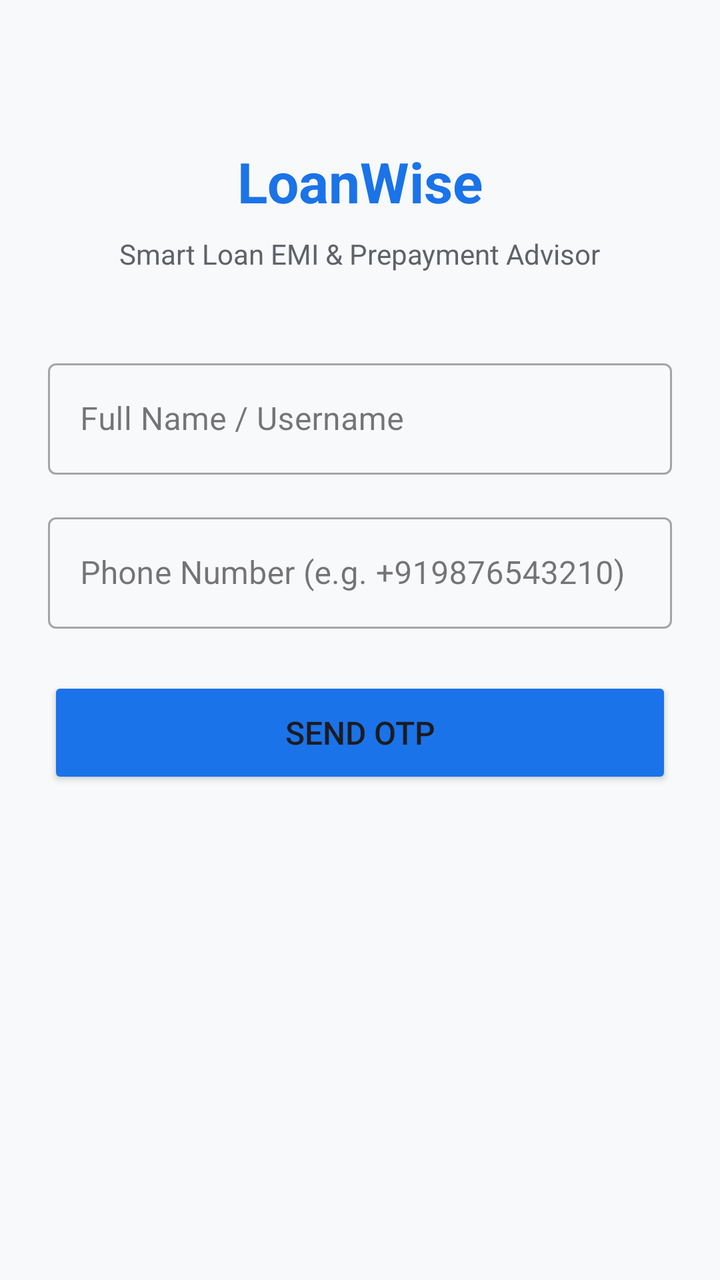
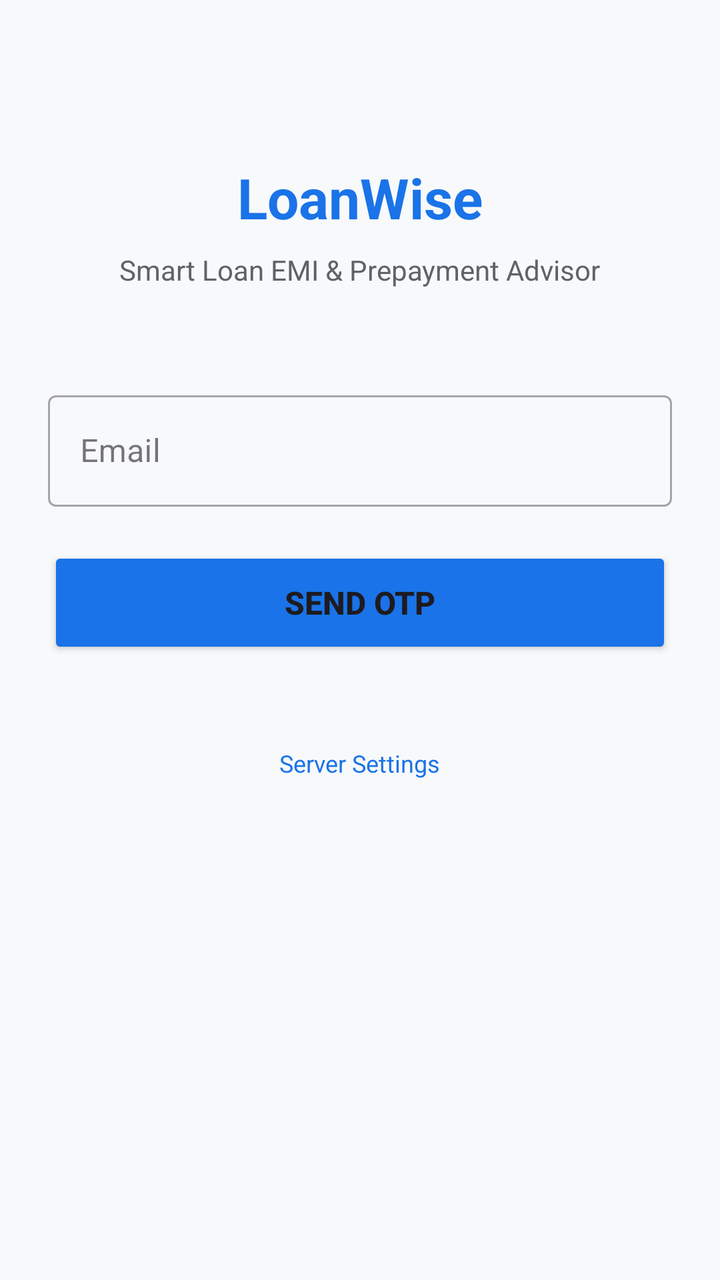

Screens rendered from an Android XML layout before and after an edit, with the pre-edit source and the edit as a unified diff.
<!-- AndroidManifest.xml: application theme Theme.LoanWise -->
<!-- res/layout/activity_login.xml -->
<?xml version="1.0" encoding="utf-8"?>

<ScrollView xmlns:android="http://schemas.android.com/apk/res/android"
    xmlns:app="http://schemas.android.com/apk/res-auto"
    android:layout_width="match_parent"
    android:layout_height="match_parent"
    android:fillViewport="true"
    android:background="#F8F9FA">

    <androidx.constraintlayout.widget.ConstraintLayout
        android:layout_width="match_parent"
        android:layout_height="wrap_content"
        android:padding="24dp">

        <TextView
            android:id="@+id/tvTitle"
            android:layout_width="wrap_content"
            android:layout_height="wrap_content"
            android:text="LoanWise"
            android:textSize="28sp"
            android:textStyle="bold"
            android:textColor="#1A73E8"
            android:layout_marginTop="48dp"
            app:layout_constraintTop_toTopOf="parent"
            app:layout_constraintStart_toStartOf="parent"
            app:layout_constraintEnd_toEndOf="parent" />

        <TextView
            android:id="@+id/tvSubtitle"
            android:layout_width="wrap_content"
            android:layout_height="wrap_content"
            android:text="Smart Loan EMI &amp; Prepayment Advisor"
            android:textSize="14sp"
            android:textColor="#5F6368"
            android:layout_marginTop="8dp"
            app:layout_constraintTop_toBottomOf="@id/tvTitle"
            app:layout_constraintStart_toStartOf="parent"
            app:layout_constraintEnd_toEndOf="parent" />

        <com.google.android.material.textfield.TextInputLayout
            android:id="@+id/tilUsername"
            style="@style/Widget.MaterialComponents.TextInputLayout.OutlinedBox"
            android:layout_width="0dp"
            android:layout_height="wrap_content"
            android:layout_marginTop="40dp"
            android:hint="Full Name / Username"
            app:layout_constraintTop_toBottomOf="@id/tvSubtitle"
            app:layout_constraintStart_toStartOf="parent"
            app:layout_constraintEnd_toEndOf="parent">

            <com.google.android.material.textfield.TextInputEditText
                android:id="@+id/etUsername"
                android:layout_width="match_parent"
                android:layout_height="wrap_content"
                android:inputType="textPersonName"
                android:maxLines="1" />
        </com.google.android.material.textfield.TextInputLayout>

        <com.google.android.material.textfield.TextInputLayout
            android:id="@+id/tilPhone"
            style="@style/Widget.MaterialComponents.TextInputLayout.OutlinedBox"
            android:layout_width="0dp"
            android:layout_height="wrap_content"
            android:layout_marginTop="16dp"
            android:hint="Phone Number (e.g. +919876543210)"
            app:layout_constraintTop_toBottomOf="@id/tilUsername"
            app:layout_constraintStart_toStartOf="parent"
            app:layout_constraintEnd_toEndOf="parent">

            <com.google.android.material.textfield.TextInputEditText
                android:id="@+id/etPhone"
                android:layout_width="match_parent"
                android:layout_height="wrap_content"
                android:inputType="phone"
                android:maxLines="1" />
        </com.google.android.material.textfield.TextInputLayout>

        <Button
            android:id="@+id/btnSendOtp"
            android:layout_width="0dp"
            android:layout_height="56dp"
            android:text="Send OTP"
            android:textSize="16sp"
            android:backgroundTint="#1A73E8"
            android:layout_marginTop="24dp"
            app:cornerRadius="8dp"
            app:layout_constraintTop_toBottomOf="@id/tilPhone"
            app:layout_constraintStart_toStartOf="parent"
            app:layout_constraintEnd_toEndOf="parent" />

        <com.google.android.material.textfield.TextInputLayout
            android:id="@+id/tilOtp"
            style="@style/Widget.MaterialComponents.TextInputLayout.OutlinedBox"
            android:layout_width="0dp"
            android:layout_height="wrap_content"
            android:layout_marginTop="24dp"
            android:hint="Enter 6-digit OTP"
            android:visibility="gone"
            app:layout_constraintTop_toBottomOf="@id/btnSendOtp"
            app:layout_constraintStart_toStartOf="parent"
            app:layout_constraintEnd_toEndOf="parent">

            <com.google.android.material.textfield.TextInputEditText
                android:id="@+id/etOtp"
                android:layout_width="match_parent"
                android:layout_height="wrap_content"
                android:inputType="number"
                android:maxLength="6"
                android:maxLines="1" />
        </com.google.android.material.textfield.TextInputLayout>

        <Button
            android:id="@+id/btnVerifyOtp"
            android:layout_width="0dp"
            android:layout_height="56dp"
            android:text="Verify &amp; Login"
            android:textSize="16sp"
            android:backgroundTint="#1A73E8"
            android:layout_marginTop="16dp"
            android:visibility="gone"
            app:cornerRadius="8dp"
            app:layout_constraintTop_toBottomOf="@id/tilOtp"
            app:layout_constraintStart_toStartOf="parent"
            app:layout_constraintEnd_toEndOf="parent" />

        <ProgressBar
            android:id="@+id/progressBar"
            android:layout_width="wrap_content"
            android:layout_height="wrap_content"
            android:visibility="gone"
            android:layout_marginTop="16dp"
            app:layout_constraintTop_toBottomOf="@id/btnVerifyOtp"
            app:layout_constraintStart_toStartOf="parent"
            app:layout_constraintEnd_toEndOf="parent" />

    </androidx.constraintlayout.widget.ConstraintLayout>
</ScrollView>
<!-- resources referenced by this layout -->
<resources>
  <style name="Theme.LoanWise" parent="Base.Theme.LoanWise" />
  <style name="Base.Theme.LoanWise" parent="Theme.Material3.DayNight.NoActionBar">
          
          
      </style>
</resources>

<!-- the commit's change to res/layout/activity_login.xml (unified diff, before → after) -->
@@ -1,5 +1,4 @@
 <?xml version="1.0" encoding="utf-8"?>
-
 <ScrollView xmlns:android="http://schemas.android.com/apk/res/android"
     xmlns:app="http://schemas.android.com/apk/res-auto"
     android:layout_width="match_parent"
@@ -20,7 +19,7 @@
             android:textSize="28sp"
             android:textStyle="bold"
             android:textColor="#1A73E8"
-            android:layout_marginTop="48dp"
+            android:layout_marginTop="56dp"
             app:layout_constraintTop_toTopOf="parent"
             app:layout_constraintStart_toStartOf="parent"
             app:layout_constraintEnd_toEndOf="parent" />
@@ -38,40 +37,22 @@
             app:layout_constraintEnd_toEndOf="parent" />
 
         <com.google.android.material.textfield.TextInputLayout
-            android:id="@+id/tilUsername"
+            android:id="@+id/tilEmail"
             style="@style/Widget.MaterialComponents.TextInputLayout.OutlinedBox"
             android:layout_width="0dp"
             android:layout_height="wrap_content"
-            android:layout_marginTop="40dp"
-            android:hint="Full Name / Username"
+            android:layout_marginTop="48dp"
+            android:hint="Email"
             app:layout_constraintTop_toBottomOf="@id/tvSubtitle"
             app:layout_constraintStart_toStartOf="parent"
             app:layout_constraintEnd_toEndOf="parent">
 
             <com.google.android.material.textfield.TextInputEditText
-                android:id="@+id/etUsername"
+                android:id="@+id/etEmail"
                 android:layout_width="match_parent"
                 android:layout_height="wrap_content"
-                android:inputType="textPersonName"
-                android:maxLines="1" />
-        </com.google.android.material.textfield.TextInputLayout>
-
-        <com.google.android.material.textfield.TextInputLayout
-            android:id="@+id/tilPhone"
-            style="@style/Widget.MaterialComponents.TextInputLayout.OutlinedBox"
-            android:layout_width="0dp"
-            android:layout_height="wrap_content"
-            android:layout_marginTop="16dp"
-            android:hint="Phone Number (e.g. +919876543210)"
-            app:layout_constraintTop_toBottomOf="@id/tilUsername"
-            app:layout_constraintStart_toStartOf="parent"
-            app:layout_constraintEnd_toEndOf="parent">
-
-            <com.google.android.material.textfield.TextInputEditText
-                android:id="@+id/etPhone"
-                android:layout_width="match_parent"
-                android:layout_height="wrap_content"
-                android:inputType="phone"
+                android:textColor="#202124"
+                android:inputType="textEmailAddress"
                 android:maxLines="1" />
         </com.google.android.material.textfield.TextInputLayout>
 
@@ -81,10 +62,23 @@
             android:layout_height="56dp"
             android:text="Send OTP"
             android:textSize="16sp"
+            android:textStyle="bold"
             android:backgroundTint="#1A73E8"
-            android:layout_marginTop="24dp"
+            android:layout_marginTop="20dp"
             app:cornerRadius="8dp"
-            app:layout_constraintTop_toBottomOf="@id/tilPhone"
+            app:layout_constraintTop_toBottomOf="@id/tilEmail"
+            app:layout_constraintStart_toStartOf="parent"
+            app:layout_constraintEnd_toEndOf="parent" />
+
+        <TextView
+            android:id="@+id/tvCooldown"
+            android:layout_width="wrap_content"
+            android:layout_height="wrap_content"
+            android:textSize="13sp"
+            android:textColor="#5F6368"
+            android:visibility="gone"
+            android:layout_marginTop="8dp"
+            app:layout_constraintTop_toBottomOf="@id/btnSendOtp"
             app:layout_constraintStart_toStartOf="parent"
             app:layout_constraintEnd_toEndOf="parent" />
 
@@ -94,9 +88,10 @@
             android:layout_width="0dp"
             android:layout_height="wrap_content"
             android:layout_marginTop="24dp"
-            android:hint="Enter 6-digit OTP"
+            android:hint="Enter OTP"
+            app:helperTextEnabled="true"
             android:visibility="gone"
-            app:layout_constraintTop_toBottomOf="@id/btnSendOtp"
+            app:layout_constraintTop_toBottomOf="@id/tvCooldown"
             app:layout_constraintStart_toStartOf="parent"
             app:layout_constraintEnd_toEndOf="parent">
 
@@ -104,6 +99,7 @@
                 android:id="@+id/etOtp"
                 android:layout_width="match_parent"
                 android:layout_height="wrap_content"
+                android:textColor="#202124"
                 android:inputType="number"
                 android:maxLength="6"
                 android:maxLines="1" />
@@ -113,13 +109,27 @@
             android:id="@+id/btnVerifyOtp"
             android:layout_width="0dp"
             android:layout_height="56dp"
-            android:text="Verify &amp; Login"
+            android:text="Verify OTP"
             android:textSize="16sp"
+            android:textStyle="bold"
             android:backgroundTint="#1A73E8"
             android:layout_marginTop="16dp"
             android:visibility="gone"
             app:cornerRadius="8dp"
             app:layout_constraintTop_toBottomOf="@id/tilOtp"
+            app:layout_constraintStart_toStartOf="parent"
+            app:layout_constraintEnd_toEndOf="parent" />
+
+        <TextView
+            android:id="@+id/tvServerConfig"
+            android:layout_width="wrap_content"
+            android:layout_height="wrap_content"
+            android:text="Server Settings"
+            android:textSize="12sp"
+            android:textColor="#1A73E8"
+            android:padding="12dp"
+            android:layout_marginTop="32dp"
+            app:layout_constraintTop_toBottomOf="@id/btnVerifyOtp"
             app:layout_constraintStart_toStartOf="parent"
             app:layout_constraintEnd_toEndOf="parent" />
 
@@ -129,7 +139,7 @@
             android:layout_height="wrap_content"
             android:visibility="gone"
             android:layout_marginTop="16dp"
-            app:layout_constraintTop_toBottomOf="@id/btnVerifyOtp"
+            app:layout_constraintTop_toBottomOf="@id/tvServerConfig"
             app:layout_constraintStart_toStartOf="parent"
             app:layout_constraintEnd_toEndOf="parent" />
 
